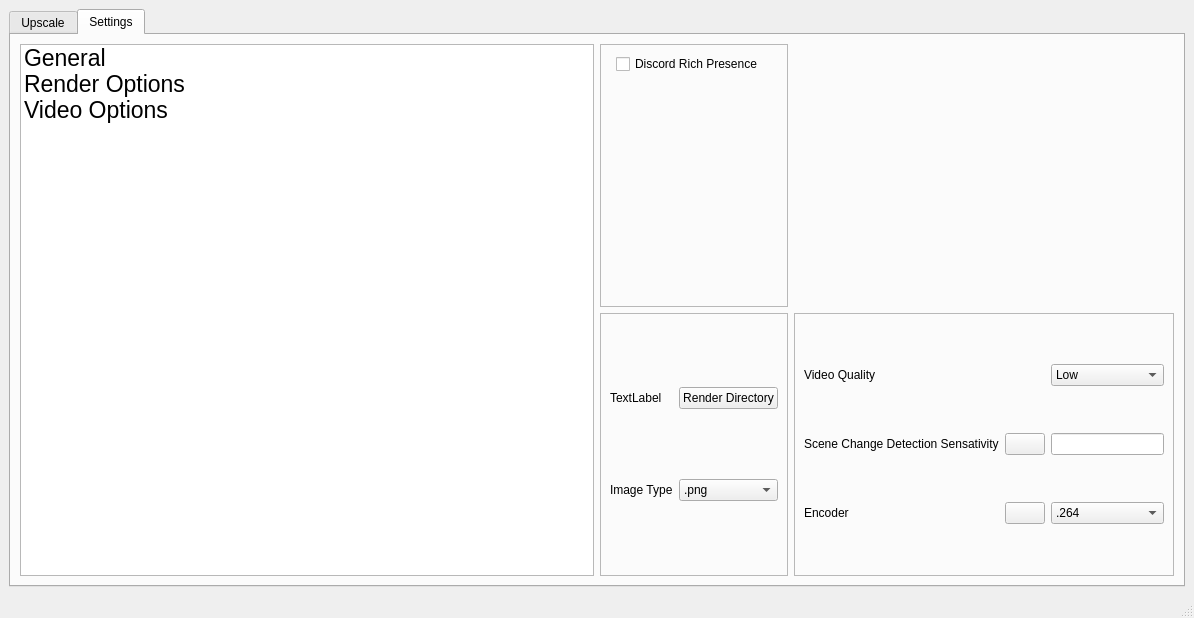
Above: mainwindow.ui from TNTwise/REAL-Video-Enhancer before the change. Below: the same form after it.
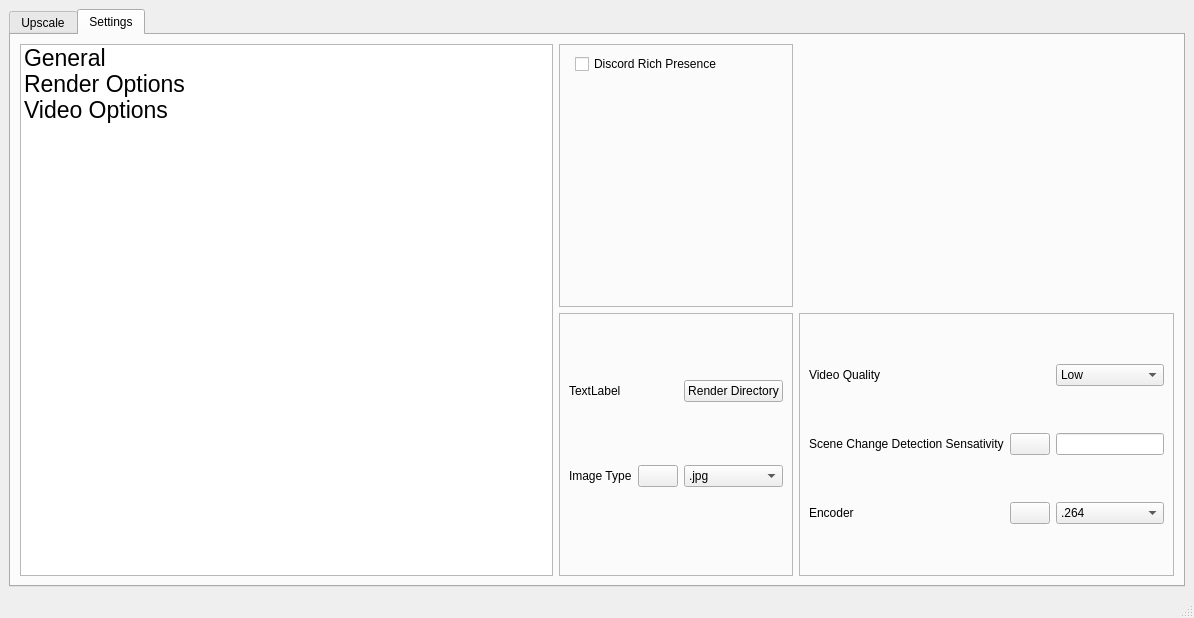
That is the form after the change. The open tabs and pages were chosen to show the change. Icons and pictures are not drawn.

Commit message: add more to image options

Patch:
```diff
--- a/mainwindow.ui
+++ b/mainwindow.ui
@@ -458,20 +458,6 @@
                <enum>QFrame::Raised</enum>
               </property>
               <layout class="QGridLayout" name="gridLayout_5">
-               <item row="1" column="3">
-                <widget class="QLabel" name="RenderPathLabel">
-                 <property name="text">
-                  <string>TextLabel</string>
-                 </property>
-                </widget>
-               </item>
-               <item row="1" column="4">
-                <widget class="QPushButton" name="RenderDirButton">
-                 <property name="text">
-                  <string>Render Directory</string>
-                 </property>
-                </widget>
-               </item>
                <item row="2" column="3">
                 <widget class="QLabel" name="label_4">
                  <property name="text">
@@ -479,13 +465,8 @@
                  </property>
                 </widget>
                </item>
-               <item row="2" column="4">
+               <item row="2" column="5">
                 <widget class="QComboBox" name="imageComboBox">
-                 <item>
-                  <property name="text">
-                   <string>.png</string>
-                  </property>
-                 </item>
                  <item>
                   <property name="text">
                    <string>.jpg</string>
@@ -498,6 +479,40 @@
                  </item>
                 </widget>
                </item>
+               <item row="1" column="5">
+                <widget class="QPushButton" name="RenderDirButton">
+                 <property name="text">
+                  <string>Render Directory</string>
+                 </property>
+                </widget>
+               </item>
+               <item row="2" column="4">
+                <widget class="QPushButton" name="imageHelpButton">
+                 <property name="text">
+                  <string/>
+                 </property>
+                </widget>
+               </item>
+               <item row="1" column="3">
+                <widget class="QLabel" name="RenderPathLabel">
+                 <property name="text">
+                  <string>TextLabel</string>
+                 </property>
+                </widget>
+               </item>
+               <item row="3" column="5">
+                <spacer name="horizontalSpacer">
+                 <property name="orientation">
+                  <enum>Qt::Horizontal</enum>
+                 </property>
+                 <property name="sizeHint" stdset="0">
+                  <size>
+                   <width>40</width>
+                   <height>20</height>
+                  </size>
+                 </property>
+                </spacer>
+               </item>
               </layout>
              </widget>
             </item>
```
Left out of the diff: 5 changed lines with no effect on the pictures. The commit also changes 11 other files.
